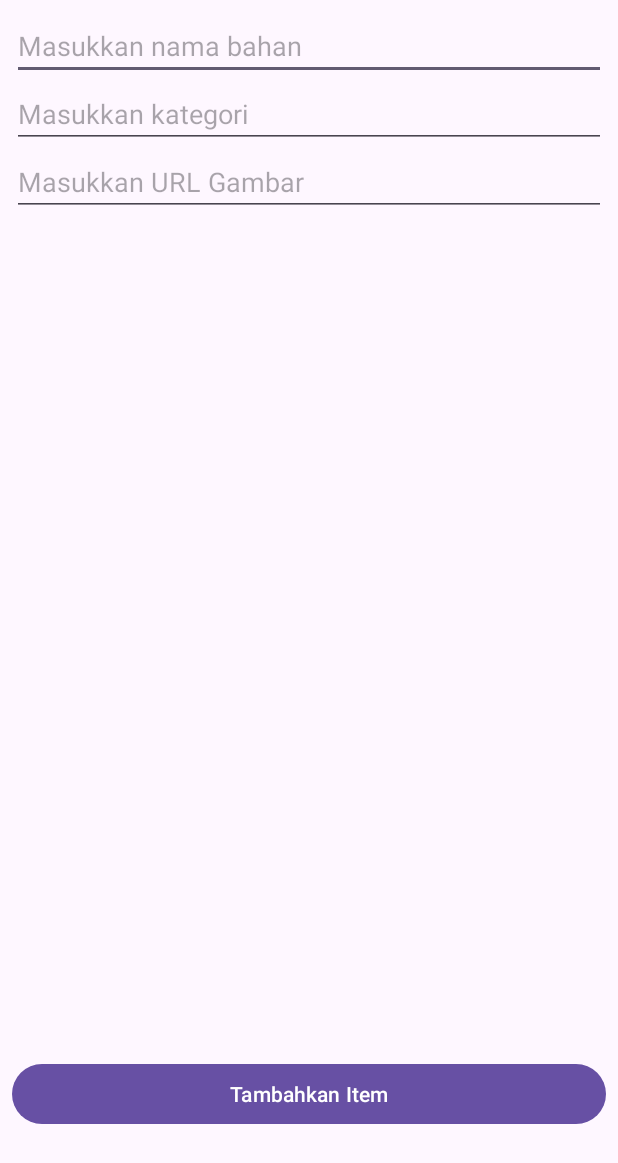
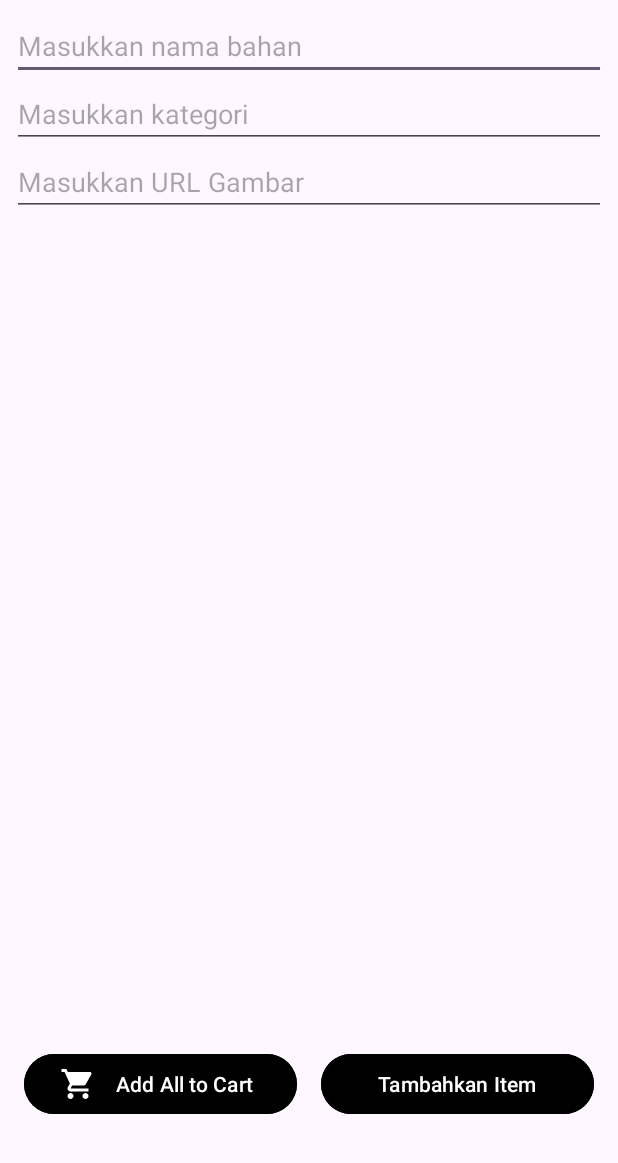
Before and after one commit to ChristopherLouisT/navigation, an Android app: the layout fragment_bahan.xml on its own in the app's theme, with its tools: preview values and no code run, on a phone screen of 412 x 824 dp. Shown: the top 1163 px of the screen. Run offline under Robolectric (Android 15) with nearby library versions, the phone set to English and light mode, and no system bars.

```diff
--- a/app/build.gradle.kts
+++ b/app/build.gradle.kts
@@ -50,6 +50,7 @@ dependencies {
     androidTestImplementation(libs.androidx.junit)
     androidTestImplementation(libs.androidx.espresso.core)
     implementation(libs.picasso)
+    implementation(libs.gson)
     implementation(libs.navigation.fragment.ktx)
     implementation(libs.navigation.ui.ktx)
 }
--- a/app/src/main/java/paba/meet2/uts/c14230232/meet10/adapterBahan.kt
+++ b/app/src/main/java/paba/meet2/uts/c14230232/meet10/adapterBahan.kt
@@ -12,13 +12,14 @@ import androidx.recyclerview.widget.RecyclerView
 import com.squareup.picasso.Picasso
 
 
-class adapterBahan(private val dataList: List<dcBahan>) :
+class adapterBahan(private val dataList: List<dcBahan>, private val onBuyClick: ((dcBahan) -> Unit)? = null) :
     RecyclerView.Adapter<adapterBahan.ViewHolder>() {
 
     class ViewHolder(itemView: View) : RecyclerView.ViewHolder(itemView) {
         val tvBahan: TextView = itemView.findViewById(R.id.tvBahan)
         val tvKategori: TextView = itemView.findViewById(R.id.tvKategori)
         val tvGambar: ImageView = itemView.findViewById(R.id.tvGambar)
+        val btnAddOnetoCart: Button = itemView.findViewById(R.id.btnAddOnetoCart)
     }
 
     override fun onCreateViewHolder(parent: ViewGroup, viewType: Int): ViewHolder {
@@ -31,6 +32,9 @@ class adapterBahan(private val dataList: List<dcBahan>) :
         val item = dataList[position]
         holder.tvBahan.text = item.nama
         holder.tvKategori.text = item.kategori
+        holder.btnAddOnetoCart.setOnClickListener {
+            onBuyClick?.invoke(item)
+        }
         Picasso.get().load(item.foto).resize(100,100).into(holder.tvGambar)
     }
 
--- a/app/src/main/res/layout/fragment_bahan.xml
+++ b/app/src/main/res/layout/fragment_bahan.xml
@@ -38,10 +38,35 @@
         android:layout_height="0dp"
         android:layout_weight="9"/>
 
-    <Button
-        android:id="@+id/btnTambah"
+
+    <LinearLayout
         android:layout_width="match_parent"
         android:layout_height="wrap_content"
-        android:text="Tambahkan Item"/>
+        android:orientation="horizontal"
+        android:weightSum="2">
+
+        <Button
+            android:id="@+id/btnAddAlltoCart"
+            android:layout_width="0dp"
+            android:layout_weight="1"
+            android:layout_height="wrap_content"
+            android:layout_margin="8dp"
+            android:drawableLeft="@drawable/cart"
+            android:drawableTint="@color/white"
+            android:backgroundTint="@color/black"
+            android:textColor="@color/white"
+            android:text="Add All to Cart"/>
+
+        <Button
+            android:id="@+id/btnTambah"
+            android:layout_width="0dp"
+            android:layout_weight="1"
+            android:layout_height="wrap_content"
+            android:backgroundTint="@color/black"
+            android:layout_margin="8dp"
+            android:textColor="@color/white"
+            android:text="Tambahkan Item"/>
+    </LinearLayout>
+
 
 </LinearLayout>
```
Also changed, not shown: app/src/main/java/paba/meet2/uts/c14230232/meet10/BahanFragment.kt (+67 -15 lines), app/src/main/java/paba/meet2/uts/c14230232/meet10/CartFragment.kt (+33 -10 lines), app/src/main/res/layout/bahan_recycler.xml (+4 -4 lines), app/src/main/res/layout/fragment_cart.xml (+11 -7 lines).
